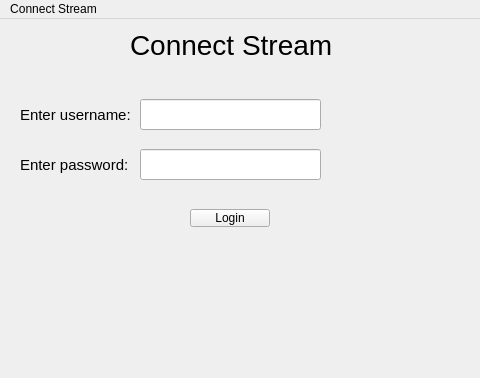
Old version of the form connect-stream/mainwindow.ui in the repository mutwassim/connect-stream; both pictures show x 0 to 480 and y 0 to 378 of the 800 by 600 pixel window.
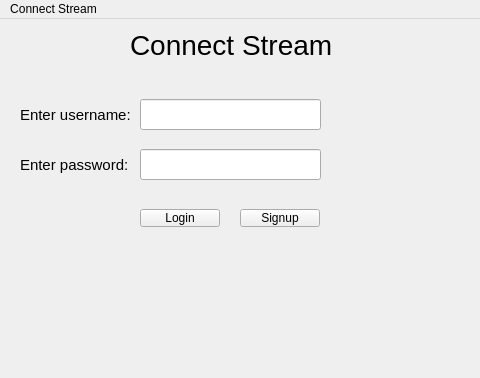
New version of the form.

Commit message: Login and Signup UI completed also user login and signup data store and retrieve with LinkedList is completed

```diff
--- a/connect-stream/mainwindow.ui
+++ b/connect-stream/mainwindow.ui
@@ -91,16 +91,39 @@
    <widget class="QPushButton" name="pushButton">
     <property name="geometry">
      <rect>
-      <x>190</x>
+      <x>140</x>
       <y>190</y>
       <width>80</width>
       <height>18</height>
      </rect>
     </property>
+    <property name="styleSheet">
+     <string notr="true">QPushButton{
+font-size:12px
+}</string>
+    </property>
     <property name="text">
      <string>Login</string>
     </property>
    </widget>
+   <widget class="QPushButton" name="pushButton_2">
+    <property name="geometry">
+     <rect>
+      <x>240</x>
+      <y>190</y>
+      <width>80</width>
+      <height>18</height>
+     </rect>
+    </property>
+    <property name="styleSheet">
+     <string notr="true">QPushButton{
+font-size:12px
+}</string>
+    </property>
+    <property name="text">
+     <string>Signup</string>
+    </property>
+   </widget>
   </widget>
   <widget class="QMenuBar" name="menubar">
    <property name="geometry">
```
The commit also changes 5 other files.
